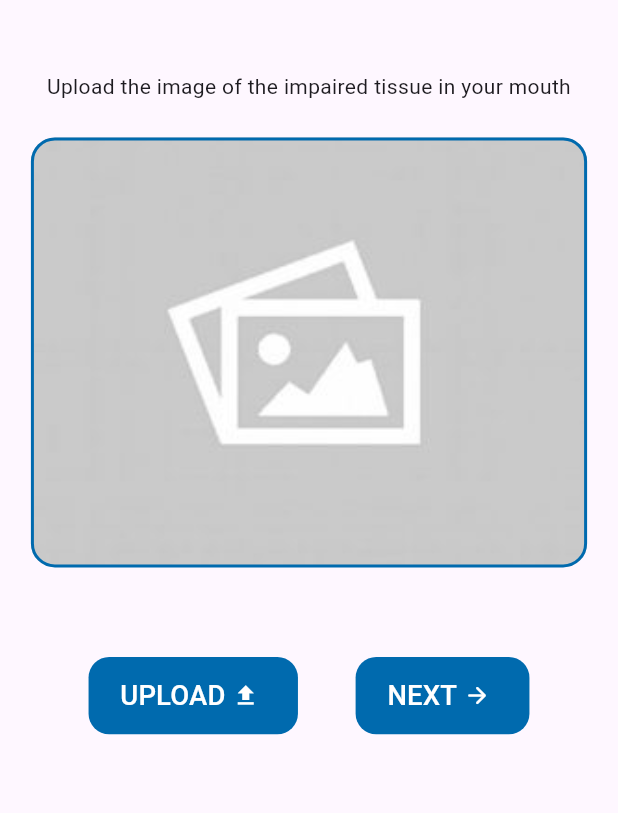
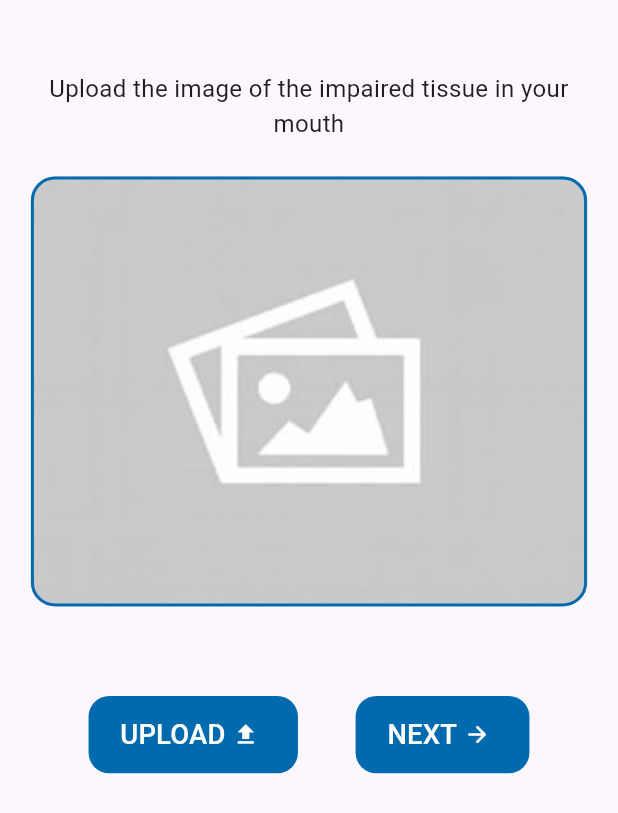
Before and after one commit to khaled365-code/oral_cancer_detection_app, a Flutter app: the UploadImageView screen opened directly, on a phone screen of 412 x 824 dp. Shown: the top 813 px of the screen. Run offline on Flutter 3.47's test engine with Material 3 defaults, Android fonts, the phone set to English and light mode, and no system bars; our stand-ins replace bloc, cached_network_image, curved_navigation_bar, dartz, dio, flutter_bloc and 14 more; accounts and stored records are empty; network calls fail.

Commit message:
font i upload image changed

```diff
--- a/lib/features/home/presentation/views/componants/doctor_card.dart
+++ b/lib/features/home/presentation/views/componants/doctor_card.dart
@@ -6,7 +6,7 @@ import 'package:graduation_project/core/utilis/app_text_styles.dart';
 class DoctorCard extends StatelessWidget{
   DoctorCard({super.key , required this.image, required this.doctorName,
     required this.docDegree , required this.aboutDoc ,
-    required this.docNumber,required this.docAddress});
+    required this.docNumber,required this.docAddress,});
 
   String image;
   String doctorName;
--- a/lib/features/home/presentation/views/componants/upload_image_body.dart
+++ b/lib/features/home/presentation/views/componants/upload_image_body.dart
@@ -3,6 +3,7 @@ import 'package:flutter/material.dart';
 import 'package:flutter_bloc/flutter_bloc.dart';
 import 'package:flutter_screenutil/flutter_screenutil.dart';
 import 'package:graduation_project/core/routes/routes.dart';
+import 'package:graduation_project/core/utilis/app_text_styles.dart';
 import 'package:graduation_project/core/utilis/colors.dart';
 import 'package:graduation_project/core/utilis/image_constants.dart';
 import 'package:graduation_project/core/widgets/custom_container.dart';
@@ -27,9 +28,10 @@ class UploadImageBody extends StatelessWidget {
           shrinkWrap: true,
           children: [
             SizedBox(height: 32.h,),
-            const Text(
+            Text(
               'Upload the image of the impaired tissue in your mouth',
-              textAlign: TextAlign.center,),
+              textAlign: TextAlign.center,
+            style: AppTextStyles.font14.copyWith(fontWeight:FontWeight.w400),),
             SizedBox(height: 20.h,),
             state is UploadImageSuccess && context.read<UploadImageCubit>().mouthImage != null?
             UImageContainer(
```
Also changed, not shown: pubspec.lock.
